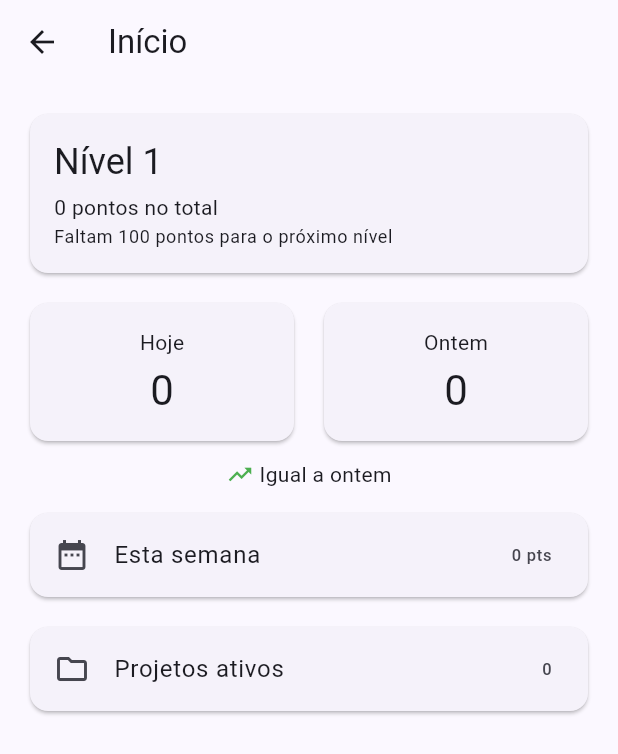
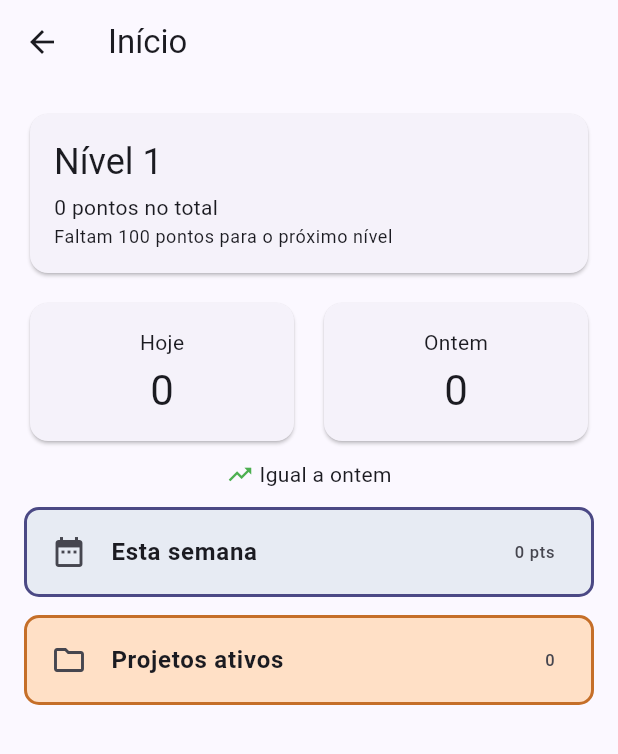
Before and after one commit to ArthurM749/app_estudos, a Flutter app: the HomeScreen screen opened directly, on a phone screen of 412 x 824 dp. Shown: the top 754 px of the screen. Run offline on Flutter 3.47's test engine with Material 3 defaults, Android fonts, the phone set to English and light mode, and no system bars; our stand-ins replace fl_chart, sqflite, sqflite_common_ffi; accounts and stored records are empty.

Commit message:
Add navigation to Progresso and Projetos screens in HomeScreen

```diff
--- a/lib/screens/home_screen.dart
+++ b/lib/screens/home_screen.dart
@@ -1,3 +1,5 @@
+import 'package:app_estudos/screens/progresso_screen.dart';
+import 'package:app_estudos/screens/projetos_screen.dart';
 import 'package:flutter/material.dart';
 import 'package:provider/provider.dart';
 
@@ -94,19 +96,54 @@ class HomeScreen extends StatelessWidget {
                 ],
               ),
               const SizedBox(height: 12),
-              Card(
+              GestureDetector(
+                onTap: () {
+                  Navigator.push(
+                    context,
+                    MaterialPageRoute(
+                        builder: (context) => const ProgressoScreen()),
+                  );
+                },
+                child: Container(
+                  decoration: BoxDecoration(
+                    color: const Color.fromARGB(255, 231, 235, 243),
+                    border: Border.all(color: const Color.fromARGB(255, 75, 73, 133), width: 2),
+                    borderRadius: BorderRadius.circular(10),
+                  ),
+                  child: Container(
+                    // seu design atual
                     child: ListTile(
                       leading: const Icon(Icons.date_range),
-                  title: const Text('Esta semana'),
+                      title: const Text('Esta semana',
+                      style: TextStyle(fontWeight: FontWeight.bold)
+                      ),
                       trailing: Text('${appState.pontosSemana} pts'),
                     ),
                   ),
+                ),
+              ),
               const SizedBox(height: 12),
-              Card(
+              GestureDetector(
+                onTap: () {
+                  Navigator.push(
+                    context,
+                    MaterialPageRoute(
+                        builder: (context) => const ProjetosScreen()),
+                  );
+                },
+                child: Container(
+                  decoration: BoxDecoration(
+                    color: const Color.fromARGB(255, 255, 224, 198),
+                    border: Border.all(color: const Color(0xFFC56F29), width: 2),
+                    borderRadius: BorderRadius.circular(10),
+                  ),
                   child: ListTile(
                     leading: const Icon(Icons.folder_outlined),
-                  title: const Text('Projetos ativos'),
+                    title: const Text('Projetos ativos',
+                    style: TextStyle(fontWeight: FontWeight.bold),
+                    ),
                     trailing: Text('${appState.projetos.length}'),
+                  ),
                 ),
               ),
             ],
```
Lines whose indentation alone changed are shown as unchanged.
